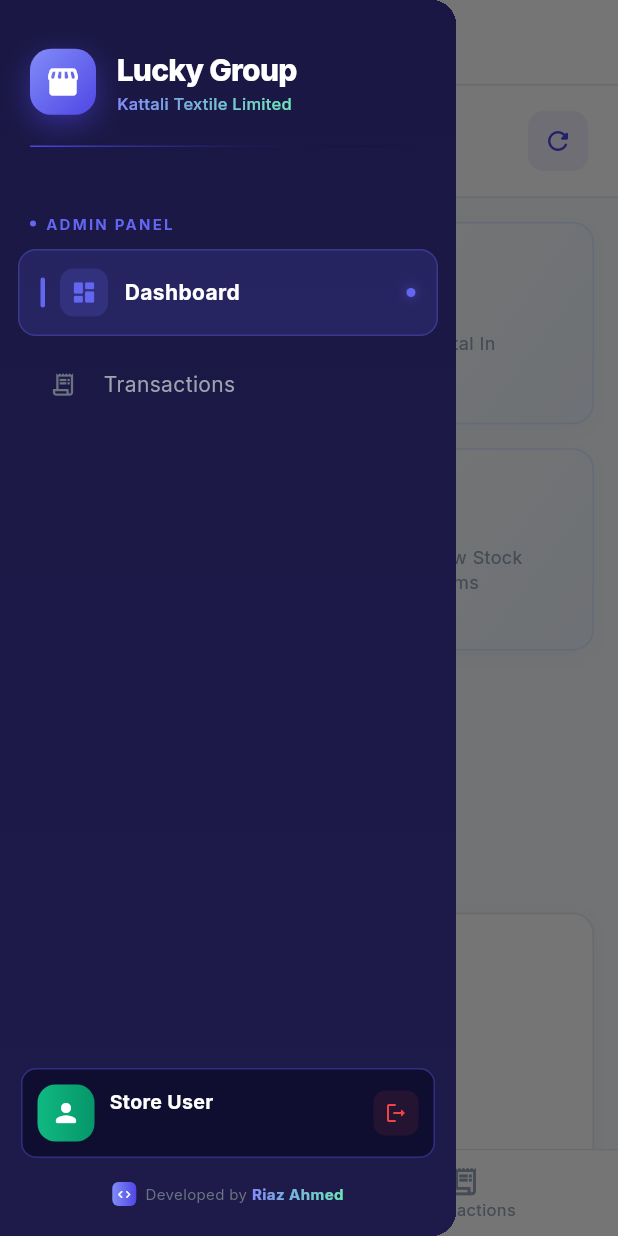
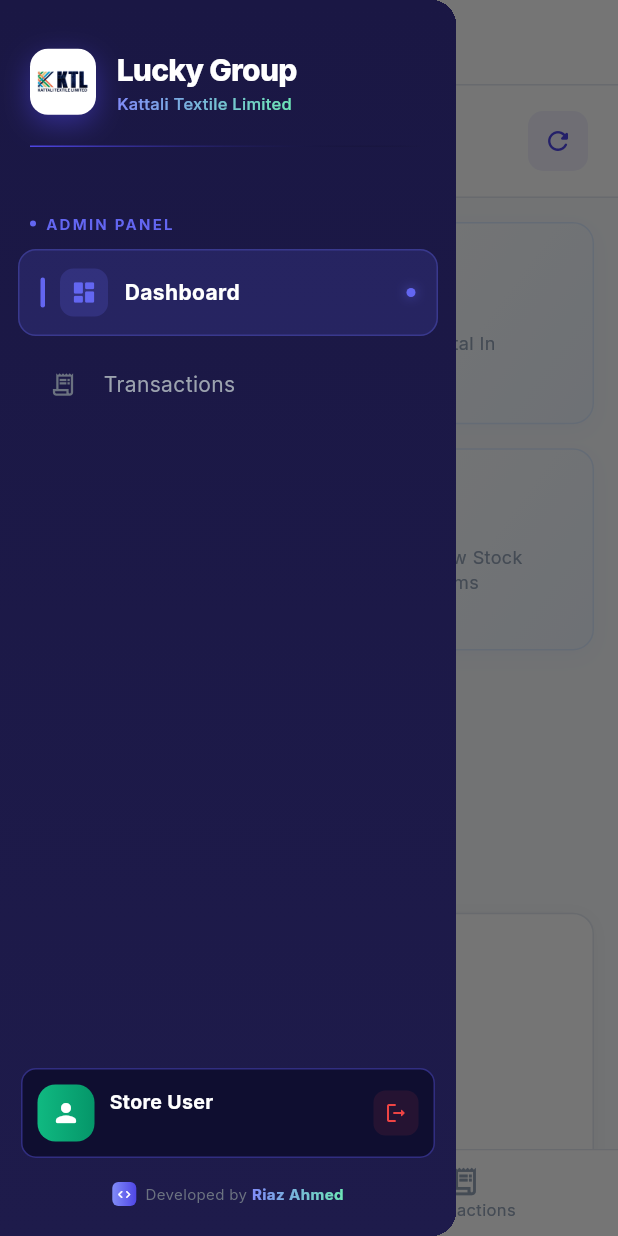
Before and after one commit to riazahmedmahin/textile_store_management, a Flutter app: the MainShell screen opened directly, with the side drawer open, on a phone screen of 412 x 824 dp. Run offline on Flutter 3.47's test engine with Material 3 defaults, Android fonts, the phone set to English and light mode, and no system bars; our stand-ins replace fl_chart, google_fonts, pdf, printing, supabase_flutter; accounts and stored records are empty.

Commit message:
chore: update app branding and store metadata in index.html

```diff
--- a/lib/screens/main_shell.dart
+++ b/lib/screens/main_shell.dart
@@ -403,13 +403,10 @@
                     Container(
                       width: 44,
                       height: 44,
+                      padding: const EdgeInsets.all(4),
                       decoration: BoxDecoration(
-                        gradient: const LinearGradient(
-                          colors: [Color(0xFF818CF8), Color(0xFF4F46E5)],
-                          begin: Alignment.topLeft,
-                          end: Alignment.bottomRight,
-                        ),
-                        borderRadius: BorderRadius.circular(14),
+                        color: Colors.white,
+                        borderRadius: BorderRadius.circular(12),
                         boxShadow: [
                           BoxShadow(
                             color: const Color(0xFF4F46E5).withAlpha(120),
@@ -418,8 +415,15 @@
                           ),
                         ],
                       ),
-                      child: const Icon(Icons.storefront_rounded,
-                          color: Colors.white, size: 24),
+                      child: ClipRRect(
+                        borderRadius: BorderRadius.circular(8),
+                        child: Image.asset(
+                          'assets/images/logo.png',
+                          width: 36,
+                          height: 36,
+                          fit: BoxFit.contain,
+                        ),
+                      ),
                     ),
                     const SizedBox(width: 14),
                     Column(
```
Also changed, not shown: 7 other files.
